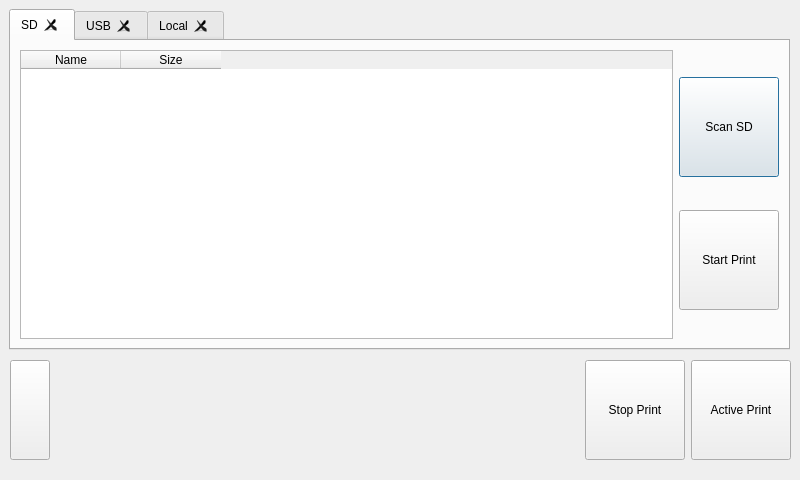
Qt form ClientApp/qt/printwindow.ui (re3Dprinting/touchscreen) before a commit.
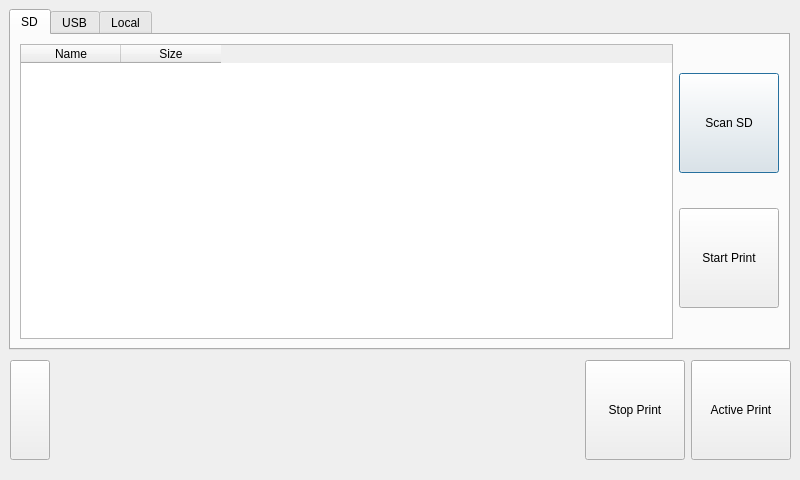
The same form after that commit. The open tabs and pages were chosen to show the change. Icons and pictures are not drawn.

```diff
--- a/ClientApp/qt/printwindow.ui
+++ b/ClientApp/qt/printwindow.ui
@@ -28,11 +28,20 @@
      <height>341</height>
     </rect>
    </property>
+   <property name="layoutDirection">
+    <enum>Qt::LeftToRight</enum>
+   </property>
+   <property name="tabPosition">
+    <enum>QTabWidget::North</enum>
+   </property>
+   <property name="tabShape">
+    <enum>QTabWidget::Rounded</enum>
+   </property>
    <property name="currentIndex">
     <number>1</number>
    </property>
-   <property name="tabsClosable">
-    <bool>true</bool>
+   <property name="elideMode">
+    <enum>Qt::ElideNone</enum>
    </property>
    <widget class="QWidget" name="SD">
     <attribute name="title">
```
Left out of the diff: 2 changed lines with no effect on the pictures.
